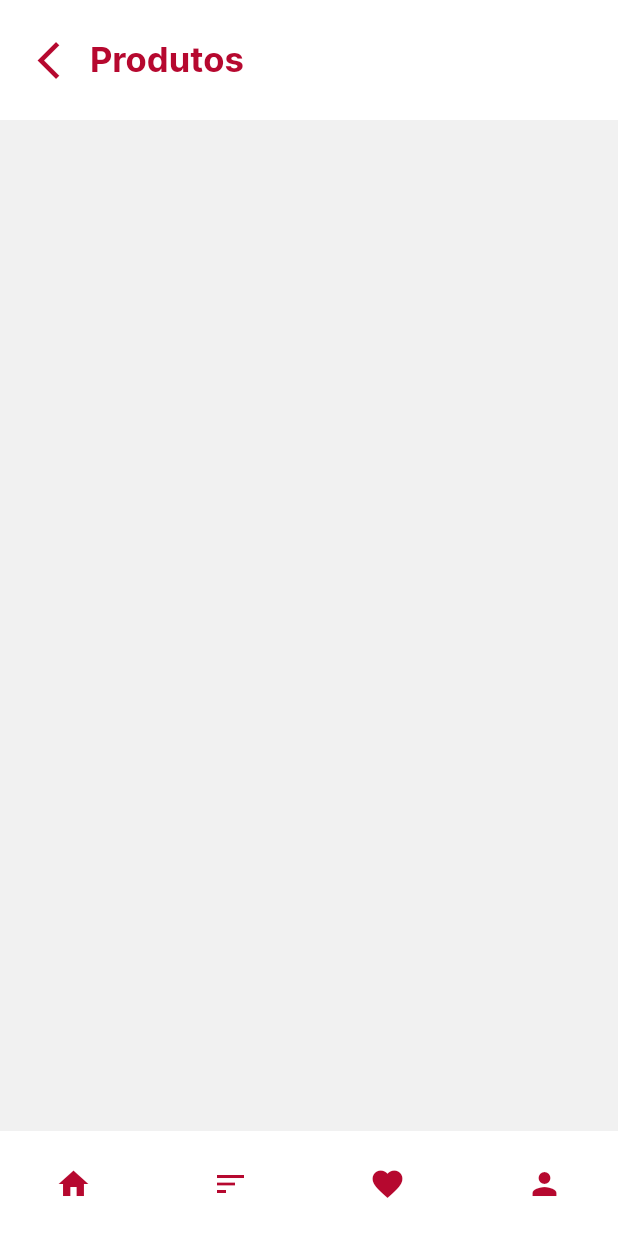
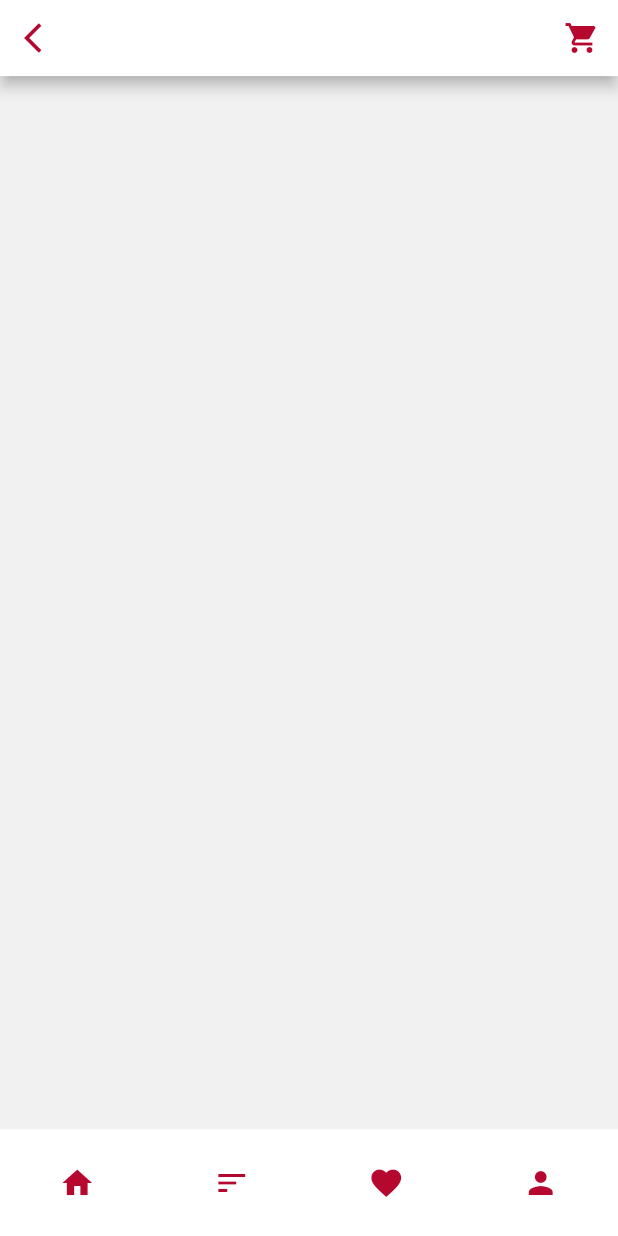
Before and after one commit to ladiesCodeTech/Ecommerce, a Flutter app: the ItemScreen screen opened by its route, on a phone screen of 412 x 824 dp. Run offline on Flutter 3.47's test engine with Material 2 defaults, Android fonts, the phone set to English and light mode, and no system bars; our stand-ins replace flutter_rating_bar.

Commit message:
Criação appbar geral

```diff
--- a/lib/screens/item/ItemScreen.dart
+++ b/lib/screens/item/ItemScreen.dart
@@ -1,40 +1,62 @@
 //Página listagem de produto selecionado
 import 'package:flutter/material.dart';
+import 'package:ladiescode/size_config.dart';
 import 'package:ladiescode/widgets/BottomNavBar.dart';
+import 'package:ladiescode/widgets/CustomAppBar.dart';
 
 class ItemScreen extends StatelessWidget {
   @override
   Widget build(BuildContext context) {
+    SizeConfig().init(context);
     return Scaffold(
-      body: ListView(children: [
-        Container(
-            color: Color(0xFFFFFFFF),
-            padding: EdgeInsets.all(25),
-            child: Row(
-              children: [
-                InkWell(
-                  onTap: () {
-                    Navigator.pop(context);
-                  },
-                  child: Icon(
-                    Icons.arrow_back_ios,
-                    size: 30,
-                    color: Color(0xFFB6082F),
-                  ),
-                ),
-                Padding(
-                  padding: EdgeInsets.only(left: 5),
-                  child: Text(
-                    'Produtos',
-                    style: TextStyle(
-                        fontSize: 23,
-                        fontWeight: FontWeight.bold,
-                        color: Color(0xFFB6082F)),
-                  ),
-                ),
-              ],
-            ))
-      ]),
+      appBar: CustomAppBar(),
+
+      // appBar: AppBar(
+      //   backgroundColor: Colors.white,
+      //   leading: IconButton(
+      //     onPressed: () {
+      //       Navigator.pop(context);
+      //     },
+      //     icon: Icon(Icons.arrow_back_ios),
+      //     color: Color(0xFFB6082F),
+      //   ),
+      //   actions: [
+      //     IconButton(
+      //         onPressed: () {},
+      //         icon: Icon(Icons.shopping_cart),
+      //         color: Color(0xFFB6082F))
+      //   ],
+      // ),
+
+      // body: ListView(children: [
+      //   Container(
+      //       color: Color(0xFFFFFFFF),
+      //       padding: EdgeInsets.all(25),
+      //       child: Row(
+      //         children: [
+      //           InkWell(
+      //             onTap: () {
+      //               Navigator.pop(context);
+      //             },
+      //             child: Icon(
+      //               Icons.arrow_back_ios,
+      //               size: 30,
+      //               color: Color(0xFFB6082F),
+      //             ),
+      //           ),
+      //           Padding(
+      //             padding: EdgeInsets.only(left: 5),
+      //             child: Text(
+      //               'Produtos',
+      //               style: TextStyle(
+      //                   fontSize: 23,
+      //                   fontWeight: FontWeight.bold,
+      //                   color: Color(0xFFB6082F)),
+      //             ),
+      //           ),
+      //         ],
+      //       ))
+      // ]),
       bottomNavigationBar: HomeBottomNavBar(),
     );
   }
--- a/lib/widgets/BottomNavBar.dart
+++ b/lib/widgets/BottomNavBar.dart
@@ -1,5 +1,6 @@
 //Página home, icones da barra de navegação parte inferior.
 import 'package:flutter/material.dart';
+import 'package:ladiescode/size_config.dart';
 
 class HomeBottomNavBar extends StatelessWidget {
   @override
@@ -7,9 +8,10 @@ class HomeBottomNavBar extends StatelessWidget {
     return BottomAppBar(
       color: Colors.white,
       elevation: 0,
-      padding: EdgeInsets.symmetric(horizontal: 25),
+      padding:
+          EdgeInsets.symmetric(horizontal: getProportionateScreenWidth(25)),
       child: Container(
-        height: 70,
+        height: getProportionateScreenHeight(70),
         child: Row(
           mainAxisAlignment: MainAxisAlignment.spaceBetween,
           children: [
--- /dev/null
+++ b/lib/widgets/CustomAppBar.dart
@@ -0,0 +1,25 @@
+import 'package:flutter/material.dart';
+import 'package:ladiescode/size_config.dart';
+
+class CustomAppBar extends StatelessWidget implements PreferredSizeWidget {
+  @override
+  Size get preferredSize => Size.fromHeight(getProportionateScreenHeight(50));
+  Widget build(BuildContext context) {
+    return AppBar(
+      backgroundColor: Colors.white,
+      leading: IconButton(
+        onPressed: () {
+          Navigator.pop(context);
+        },
+        icon: Icon(Icons.arrow_back_ios),
+        color: Color(0xFFB6082F),
+      ),
+      actions: [
+        IconButton(
+            onPressed: () {},
+            icon: Icon(Icons.shopping_cart),
+            color: Color(0xFFB6082F))
+      ],
+    );
+  }
+}
```
Also changed, not shown: lib/screens/home/HomeScreen.dart (line endings or trailing spaces).
